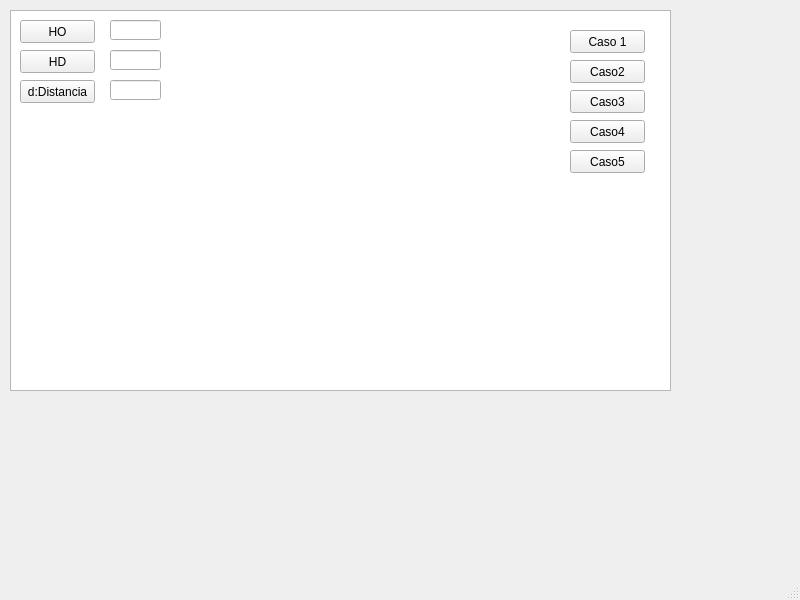
The window that ParcialFinal/mainwindow.ui (mary-doria/ParcialFinalInfo2) describes before a commit, drawn with Qt 5.
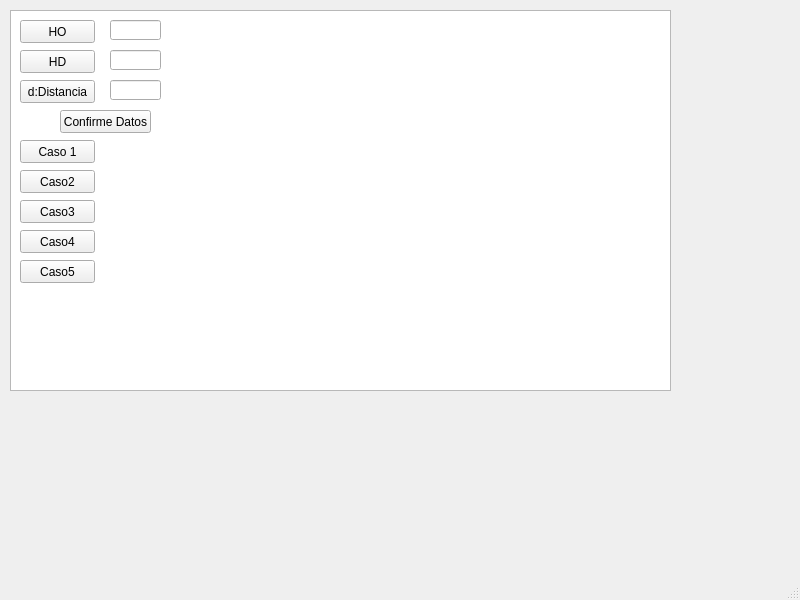
The same window after the commit.

```diff
--- a/ParcialFinal/mainwindow.ui
+++ b/ParcialFinal/mainwindow.ui
@@ -27,8 +27,8 @@
    <widget class="QPushButton" name="Caso1">
     <property name="geometry">
      <rect>
-      <x>570</x>
-      <y>30</y>
+      <x>20</x>
+      <y>140</y>
       <width>75</width>
       <height>23</height>
      </rect>
@@ -40,8 +40,8 @@
    <widget class="QPushButton" name="Caso2">
     <property name="geometry">
      <rect>
-      <x>570</x>
-      <y>60</y>
+      <x>20</x>
+      <y>170</y>
       <width>75</width>
       <height>23</height>
      </rect>
@@ -53,8 +53,8 @@
    <widget class="QPushButton" name="Caso3">
     <property name="geometry">
      <rect>
-      <x>570</x>
-      <y>90</y>
+      <x>20</x>
+      <y>200</y>
       <width>75</width>
       <height>23</height>
      </rect>
@@ -66,8 +66,8 @@
    <widget class="QPushButton" name="Caso4">
     <property name="geometry">
      <rect>
-      <x>570</x>
-      <y>120</y>
+      <x>20</x>
+      <y>230</y>
       <width>75</width>
       <height>23</height>
      </rect>
@@ -79,8 +79,8 @@
    <widget class="QPushButton" name="Caso5">
     <property name="geometry">
      <rect>
-      <x>570</x>
-      <y>150</y>
+      <x>20</x>
+      <y>260</y>
       <width>75</width>
       <height>23</height>
      </rect>
@@ -158,6 +158,19 @@
      </rect>
     </property>
    </widget>
+   <widget class="QPushButton" name="pushButton_4">
+    <property name="geometry">
+     <rect>
+      <x>60</x>
+      <y>110</y>
+      <width>91</width>
+      <height>23</height>
+     </rect>
+    </property>
+    <property name="text">
+     <string>Confirme Datos</string>
+    </property>
+   </widget>
   </widget>
   <widget class="QMenuBar" name="menubar">
    <property name="geometry">
```
Left out of the diff: 6 changed lines with no effect on the pictures.
